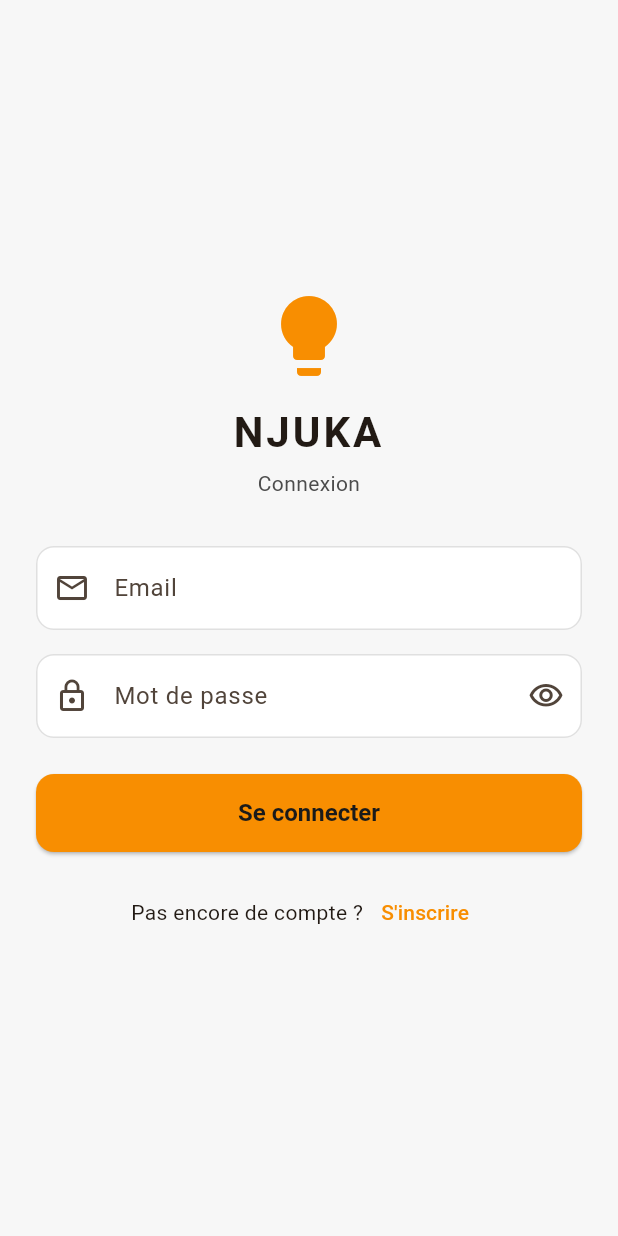
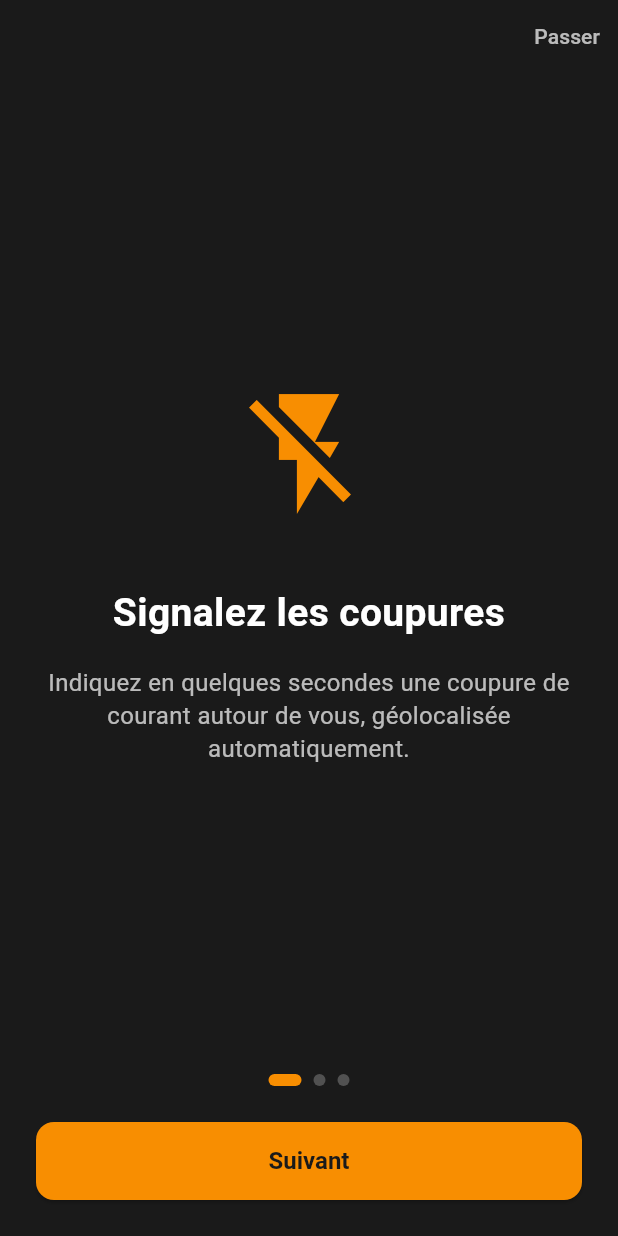
Before and after one commit to willkoua/lightcutoff_app, a Flutter app: the screen it shows after launch, on a phone screen of 412 x 824 dp. Run offline on Flutter 3.47's test engine with Material 3 defaults, Android fonts, the phone set to English and light mode, and no system bars; our stand-ins replace cloud_firestore, firebase_auth, firebase_core, firebase_database, flutter_map, geocoding and 4 more; accounts and stored records are empty.

Commit message:
feat: onboarding and just-in-time location permission priming
- 3-slide onboarding shown on first launch (shared_preferences flag),
  gated before AuthGate
- location permission primed with an explanatory dialog before the system
  prompt; settings shortcut when permanently denied; clear message when the
  device location service is off
- LocationService.checkAccess/openSettings + provider passthroughs

Co-Authored-By: Claude Opus 4.7 (1M context) <noreply@anthropic.com>

```diff
--- a/lib/app.dart
+++ b/lib/app.dart
@@ -2,7 +2,7 @@ import 'package:flutter/material.dart';
 import 'package:provider/provider.dart';
 
 import 'providers/auth_provider.dart';
-import 'screens/auth_gate.dart';
+import 'screens/onboarding_gate.dart';
 import 'theme/app_theme.dart';
 
 class NjukaApp extends StatelessWidget {
@@ -18,7 +18,7 @@ class NjukaApp extends StatelessWidget {
         title: 'NJUKA',
         debugShowCheckedModeBanner: false,
         theme: AppTheme.light,
-        home: const AuthGate(),
+        home: const OnboardingGate(),
       ),
     );
   }
--- a/lib/providers/report_provider.dart
+++ b/lib/providers/report_provider.dart
@@ -147,6 +147,12 @@ class ReportProvider extends ChangeNotifier {
     return best;
   }
 
+  /// État d'accès à la localisation (sans déclencher la demande système).
+  Future<LocationAccess> checkLocationAccess() => _location.checkAccess();
+
+  /// Ouvre les réglages système de l'app.
+  Future<void> openLocationSettings() => _location.openSettings();
+
   /// Récupère la position et cherche un éventuel doublon proche.
   Future<PrepareOutcome> prepareReport() async {
     if (_uid == null) {
--- /dev/null
+++ b/lib/screens/onboarding_gate.dart
@@ -0,0 +1,46 @@
+import 'package:flutter/material.dart';
+import 'package:shared_preferences/shared_preferences.dart';
+
+import 'auth_gate.dart';
+import 'onboarding_screen.dart';
+import 'splash_screen.dart';
+
+/// Affiche l'onboarding au tout premier lancement, puis l'AuthGate.
+class OnboardingGate extends StatefulWidget {
+  const OnboardingGate({super.key});
+
+  static const _prefKey = 'onboarding_seen';
+
+  @override
+  State<OnboardingGate> createState() => _OnboardingGateState();
+}
+
+class _OnboardingGateState extends State<OnboardingGate> {
+  bool? _seen;
+
+  @override
+  void initState() {
+    super.initState();
+    _load();
+  }
+
+  Future<void> _load() async {
+    final prefs = await SharedPreferences.getInstance();
+    if (!mounted) return;
+    setState(() => _seen = prefs.getBool(OnboardingGate._prefKey) ?? false);
+  }
+
+  Future<void> _finish() async {
+    final prefs = await SharedPreferences.getInstance();
+    await prefs.setBool(OnboardingGate._prefKey, true);
+    if (!mounted) return;
+    setState(() => _seen = true);
+  }
+
+  @override
+  Widget build(BuildContext context) {
+    if (_seen == null) return const SplashScreen();
+    if (_seen == false) return OnboardingScreen(onDone: _finish);
+    return const AuthGate();
+  }
+}
--- /dev/null
+++ b/lib/screens/onboarding_screen.dart
@@ -0,0 +1,149 @@
+import 'package:flutter/material.dart';
+
+import '../theme/app_colors.dart';
+
+class _Slide {
+  final IconData icon;
+  final String title;
+  final String text;
+  const _Slide(this.icon, this.title, this.text);
+}
+
+class OnboardingScreen extends StatefulWidget {
+  const OnboardingScreen({super.key, required this.onDone});
+
+  final VoidCallback onDone;
+
+  @override
+  State<OnboardingScreen> createState() => _OnboardingScreenState();
+}
+
+class _OnboardingScreenState extends State<OnboardingScreen> {
+  final _controller = PageController();
+  int _index = 0;
+
+  static const _slides = [
+    _Slide(
+      Icons.flash_off,
+      'Signalez les coupures',
+      'Indiquez en quelques secondes une coupure de courant autour de vous, géolocalisée automatiquement.',
+    ),
+    _Slide(
+      Icons.how_to_reg,
+      'Confirmez ensemble',
+      'Une coupure est déjà signalée près de chez vous ? Confirmez-la pour renforcer l\'information.',
+    ),
+    _Slide(
+      Icons.map_outlined,
+      'Suivez en temps réel',
+      'Consultez la liste et la carte des coupures, et suivez leur résolution.',
+    ),
+  ];
+
+  @override
+  void dispose() {
+    _controller.dispose();
+    super.dispose();
+  }
+
+  bool get _isLast => _index == _slides.length - 1;
+
+  void _next() {
+    if (_isLast) {
+      widget.onDone();
+    } else {
+      _controller.nextPage(
+        duration: const Duration(milliseconds: 300),
+        curve: Curves.easeOut,
+      );
+    }
+  }
+
+  @override
+  Widget build(BuildContext context) {
+    return Scaffold(
+      backgroundColor: AppColors.dark,
+      body: SafeArea(
+        child: Column(
+          children: [
+            Align(
+              alignment: Alignment.centerRight,
+              child: TextButton(
+                onPressed: widget.onDone,
+                child: const Text(
+                  'Passer',
+                  style: TextStyle(color: Colors.white70),
+                ),
+              ),
+            ),
+            Expanded(
+              child: PageView.builder(
+                controller: _controller,
+                itemCount: _slides.length,
+                onPageChanged: (i) => setState(() => _index = i),
+                itemBuilder: (_, i) {
+                  final s = _slides[i];
+                  return Padding(
+                    padding: const EdgeInsets.symmetric(horizontal: 32),
+                    child: Column(
+                      mainAxisAlignment: MainAxisAlignment.center,
+                      children: [
+                        Icon(s.icon, size: 96, color: AppColors.primary),
+                        const SizedBox(height: 40),
+                        Text(
+                          s.title,
+                          textAlign: TextAlign.center,
+                          style: const TextStyle(
+                            color: AppColors.white,
+                            fontSize: 26,
+                            fontWeight: FontWeight.bold,
+                          ),
+                        ),
+                        const SizedBox(height: 16),
+                        Text(
+                          s.text,
+                          textAlign: TextAlign.center,
+                          style: const TextStyle(
+                            color: Colors.white70,
+                            fontSize: 16,
+                            height: 1.4,
+                          ),
+                        ),
+                      ],
+                    ),
+                  );
+                },
+              ),
+            ),
+            Row(
+              mainAxisAlignment: MainAxisAlignment.center,
+              children: List.generate(
+                _slides.length,
+                (i) => AnimatedContainer(
+                  duration: const Duration(milliseconds: 200),
+                  margin: const EdgeInsets.symmetric(horizontal: 4),
+                  width: i == _index ? 22 : 8,
+                  height: 8,
+                  decoration: BoxDecoration(
+                    color: i == _index ? AppColors.primary : Colors.white24,
+                    borderRadius: BorderRadius.circular(4),
+                  ),
+                ),
+              ),
+            ),
+            Padding(
+              padding: const EdgeInsets.all(24),
+              child: SizedBox(
+                width: double.infinity,
+                child: ElevatedButton(
+                  onPressed: _next,
+                  child: Text(_isLast ? 'Commencer' : 'Suivant'),
+                ),
+              ),
+            ),
+          ],
+        ),
+      ),
+    );
+  }
+}
--- a/pubspec.yaml
+++ b/pubspec.yaml
@@ -45,6 +45,7 @@ dependencies:
   intl_phone_field: ^3.2.0
   flutter_map: ^8.3.0
   latlong2: ^0.9.1
+  shared_preferences: ^2.5.3
 
 dev_dependencies:
   flutter_test:
```
Also changed, not shown: lib/screens/report_form_screen.dart (+71 -0 lines), lib/services/location_service.dart (+29 -0 lines), pubspec.lock.
